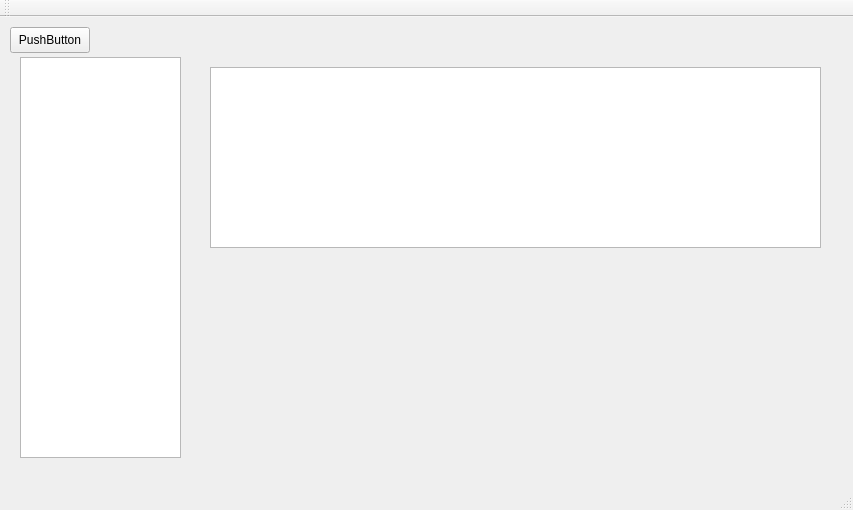
First picture: the form in mainwindow.ui, repository matrixd/timemanager, before the edit.
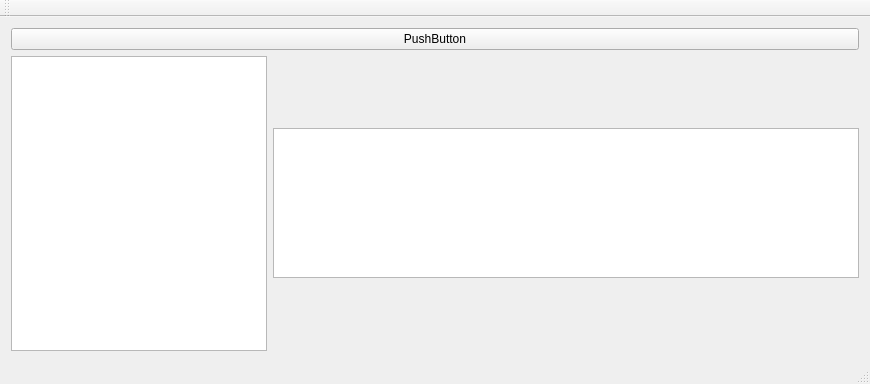
Second picture: the form after the edit. Custom widgets are drawn as their Qt base class.

```diff
--- a/mainwindow.ui
+++ b/mainwindow.ui
@@ -6,52 +6,63 @@
    <rect>
     <x>0</x>
     <y>0</y>
-    <width>853</width>
-    <height>510</height>
+    <width>870</width>
+    <height>384</height>
    </rect>
   </property>
+  <property name="sizePolicy">
+   <sizepolicy hsizetype="Expanding" vsizetype="Expanding">
+    <horstretch>0</horstretch>
+    <verstretch>0</verstretch>
+   </sizepolicy>
+  </property>
   <property name="windowTitle">
    <string>MainWindow</string>
   </property>
   <widget class="QWidget" name="centralWidget">
+   <layout class="QGridLayout" name="gridLayout_2">
+    <item row="0" column="0">
    <widget class="QPushButton" name="pushButton">
-    <property name="geometry">
-     <rect>
-      <x>10</x>
-      <y>10</y>
-      <width>80</width>
-      <height>26</height>
-     </rect>
-    </property>
     <property name="text">
      <string>PushButton</string>
     </property>
    </widget>
+    </item>
+    <item row="1" column="0">
+     <layout class="QGridLayout" name="gridLayout">
+      <property name="sizeConstraint">
+       <enum>QLayout::SetDefaultConstraint</enum>
+      </property>
+      <item row="0" column="0">
    <widget class="TaskList" name="taskList">
-    <property name="geometry">
-     <rect>
-      <x>20</x>
-      <y>40</y>
-      <width>161</width>
-      <height>401</height>
-     </rect>
-    </property>
-   </widget>
+        <property name="sizePolicy">
+         <sizepolicy hsizetype="Fixed" vsizetype="Expanding">
+          <horstretch>0</horstretch>
+          <verstretch>0</verstretch>
+         </sizepolicy>
+        </property>
+       </widget>
+      </item>
+      <item row="0" column="1">
    <widget class="TimeTable" name="timeTable">
-    <property name="geometry">
-     <rect>
-      <x>210</x>
-      <y>50</y>
-      <width>611</width>
-      <height>181</height>
-     </rect>
-    </property>
     <property name="sizePolicy">
-     <sizepolicy hsizetype="Fixed" vsizetype="Fixed">
+         <sizepolicy hsizetype="Expanding" vsizetype="Fixed">
       <horstretch>0</horstretch>
       <verstretch>0</verstretch>
      </sizepolicy>
     </property>
+        <property name="minimumSize">
+         <size>
+          <width>0</width>
+          <height>150</height>
+         </size>
+        </property>
+        <property name="maximumSize">
+         <size>
+          <width>16777215</width>
+          <height>150</height>
+         </size>
+        </property>
     <property name="autoFillBackground">
      <bool>false</bool>
     </property>
@@ -71,6 +82,10 @@
      <enum>QListView::Adjust</enum>
     </property>
    </widget>
+      </item>
+     </layout>
+    </item>
+   </layout>
   </widget>
   <widget class="QMenuBar" name="menuBar">
    <property name="geometry">
```
Left out of the diff: 2 changed lines with no effect on the pictures. Lines whose indentation alone changed are shown as unchanged.
